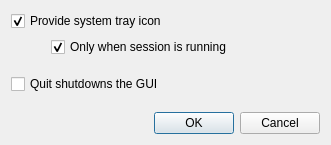
Old version of the form resources/ui/systray_management.ui in the repository Houston4444/RaySession.
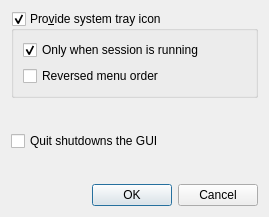
New version of the form.

Commit message: enable reversed systray menu (for systray at bottom), fix some weird systray issues with menu

```diff
--- a/resources/ui/systray_management.ui
+++ b/resources/ui/systray_management.ui
@@ -6,8 +6,8 @@
    <rect>
     <x>0</x>
     <y>0</y>
-    <width>331</width>
-    <height>145</height>
+    <width>269</width>
+    <height>217</height>
    </rect>
   </property>
   <property name="windowTitle">
@@ -15,33 +15,14 @@
   </property>
   <layout class="QVBoxLayout" name="verticalLayout">
    <item>
-    <widget class="QCheckBox" name="checkBoxProvideSystray">
-     <property name="text">
-      <string>Provide system tray icon</string>
+    <widget class="QGroupBox" name="groupBoxSystray">
+     <property name="title">
+      <string>Pro&amp;vide system tray icon</string>
      </property>
-     <property name="checked">
+     <property name="checkable">
       <bool>true</bool>
      </property>
-    </widget>
-   </item>
-   <item>
-    <layout class="QHBoxLayout" name="horizontalLayout">
-     <item>
-      <spacer name="horizontalSpacer">
-       <property name="orientation">
-        <enum>Qt::Horizontal</enum>
-       </property>
-       <property name="sizeType">
-        <enum>QSizePolicy::Fixed</enum>
-       </property>
-       <property name="sizeHint" stdset="0">
-        <size>
-         <width>40</width>
-         <height>20</height>
-        </size>
-       </property>
-      </spacer>
-     </item>
+     <layout class="QVBoxLayout" name="verticalLayout_2">
      <item>
       <widget class="QCheckBox" name="checkBoxOnlySessionRunning">
        <property name="text">
@@ -52,7 +33,18 @@
        </property>
       </widget>
      </item>
-    </layout>
+      <item>
+       <widget class="QCheckBox" name="checkBoxReversedMenu">
+        <property name="toolTip">
+         <string>Enable it if your systray is at bottom of the screen.</string>
+        </property>
+        <property name="text">
+         <string>Reversed menu order</string>
+        </property>
+       </widget>
+      </item>
+     </layout>
+    </widget>
    </item>
    <item>
     <spacer name="verticalSpacer">
```
Lines whose indentation alone changed are shown as unchanged. The commit also changes 2 other files.
